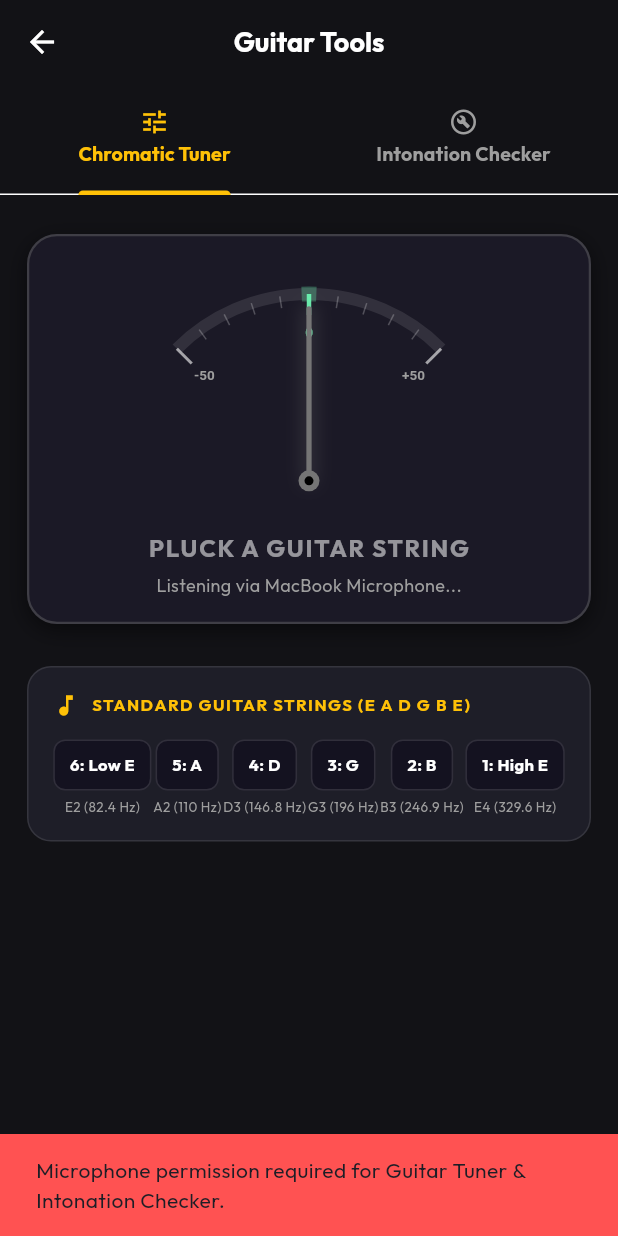
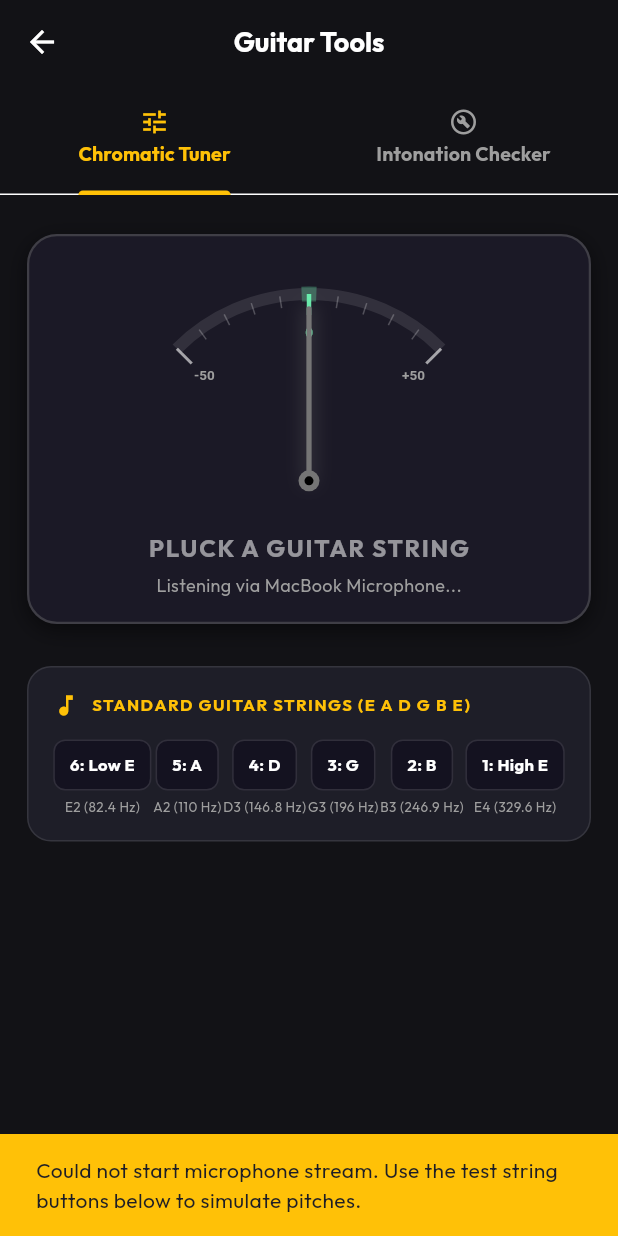
Before and after one commit to rohitraghuwanshi10/FretHQ, a Flutter app: the screen it shows after launch, after a tap on "Guitar Tuner", on a phone screen of 412 x 824 dp. Run offline on Flutter 3.47's test engine with Material 3 defaults, Android fonts, the phone set to English and light mode, and no system bars; our stand-ins replace google_fonts, permission_handler, shared_preferences, sqflite; missing offline and left inert: pitch_detector_dart, record; accounts and stored records are empty.

Commit message:
refactor: enhance pitch detection with RMS noise gating, EMA smoothing, and explicit microphone permission handling

```diff
--- a/lib/screens/tuner_screen.dart
+++ b/lib/screens/tuner_screen.dart
@@ -1,5 +1,7 @@
 import 'dart:async';
+import 'package:flutter/foundation.dart';
 import 'package:flutter/material.dart';
+import 'package:permission_handler/permission_handler.dart';
 import '../services/pitch_service.dart';
 import '../services/intonation_service.dart';
 import '../widgets/tuner_gauge_widget.dart';
@@ -42,12 +44,22 @@ class _TunerScreenState extends State<TunerScreen> with SingleTickerProviderStat
   }
 
   Future<void> _initPitchListener() async {
+    if (!kIsWeb && (Theme.of(context).platform == TargetPlatform.iOS || Theme.of(context).platform == TargetPlatform.android)) {
+      try {
+        final micStatus = await Permission.microphone.request();
+        debugPrint('TunerScreen: Permission.microphone.request() returned $micStatus');
+      } catch (e) {
+        debugPrint('Permission request error: $e');
+      }
+    }
+
     final success = await _pitchService.startListening();
     if (!success && mounted) {
       ScaffoldMessenger.of(context).showSnackBar(
         const SnackBar(
-          content: Text('Microphone permission required for Guitar Tuner & Intonation Checker.'),
-          backgroundColor: Colors.redAccent,
+          content: Text('Could not start microphone stream. Use the test string buttons below to simulate pitches.'),
+          backgroundColor: Colors.amber,
+          duration: Duration(seconds: 4),
         ),
       );
     }
@@ -184,12 +196,12 @@ class _TunerScreenState extends State<TunerScreen> with SingleTickerProviderStat
                 Row(
                   mainAxisAlignment: MainAxisAlignment.spaceAround,
                   children: [
-                    _buildStringRefChip('6: Low E', 'E2 (82.4 Hz)', _currentNote?.noteName == 'E' && _currentNote?.octave == 2),
-                    _buildStringRefChip('5: A', 'A2 (110 Hz)', _currentNote?.noteName == 'A' && _currentNote?.octave == 2),
-                    _buildStringRefChip('4: D', 'D3 (146.8 Hz)', _currentNote?.noteName == 'D' && _currentNote?.octave == 3),
-                    _buildStringRefChip('3: G', 'G3 (196 Hz)', _currentNote?.noteName == 'G' && _currentNote?.octave == 3),
-                    _buildStringRefChip('2: B', 'B3 (246.9 Hz)', _currentNote?.noteName == 'B' && _currentNote?.octave == 3),
-                    _buildStringRefChip('1: High E', 'E4 (329.6 Hz)', _currentNote?.noteName == 'E' && _currentNote?.octave == 4),
+                    _buildStringRefChip('6: Low E', 'E2 (82.4 Hz)', 82.41, _currentNote?.noteName == 'E' && _currentNote?.octave == 2),
+                    _buildStringRefChip('5: A', 'A2 (110 Hz)', 110.00, _currentNote?.noteName == 'A' && _currentNote?.octave == 2),
+                    _buildStringRefChip('4: D', 'D3 (146.8 Hz)', 146.83, _currentNote?.noteName == 'D' && _currentNote?.octave == 3),
+                    _buildStringRefChip('3: G', 'G3 (196 Hz)', 196.00, _currentNote?.noteName == 'G' && _currentNote?.octave == 3),
+                    _buildStringRefChip('2: B', 'B3 (246.9 Hz)', 246.94, _currentNote?.noteName == 'B' && _currentNote?.octave == 3),
+                    _buildStringRefChip('1: High E', 'E4 (329.6 Hz)', 329.63, _currentNote?.noteName == 'E' && _currentNote?.octave == 4),
                   ],
                 ),
               ],
@@ -200,8 +212,11 @@ class _TunerScreenState extends State<TunerScreen> with SingleTickerProviderStat
     );
   }
 
-  Widget _buildStringRefChip(String stringLabel, String target, bool isActive) {
-    return Column(
+  Widget _buildStringRefChip(String stringLabel, String target, double frequency, bool isActive) {
+    return InkWell(
+      onTap: () => _pitchService.injectFrequency(frequency),
+      borderRadius: BorderRadius.circular(8),
+      child: Column(
         children: [
           AnimatedContainer(
             duration: const Duration(milliseconds: 200),
@@ -226,6 +241,7 @@ class _TunerScreenState extends State<TunerScreen> with SingleTickerProviderStat
             style: TextStyle(fontSize: 9, color: Colors.grey.shade500),
           ),
         ],
+      ),
     );
   }
 
```
Also changed, not shown: lib/services/pitch_service.dart (+66 -8 lines). Lines whose indentation alone changed are shown as unchanged.
